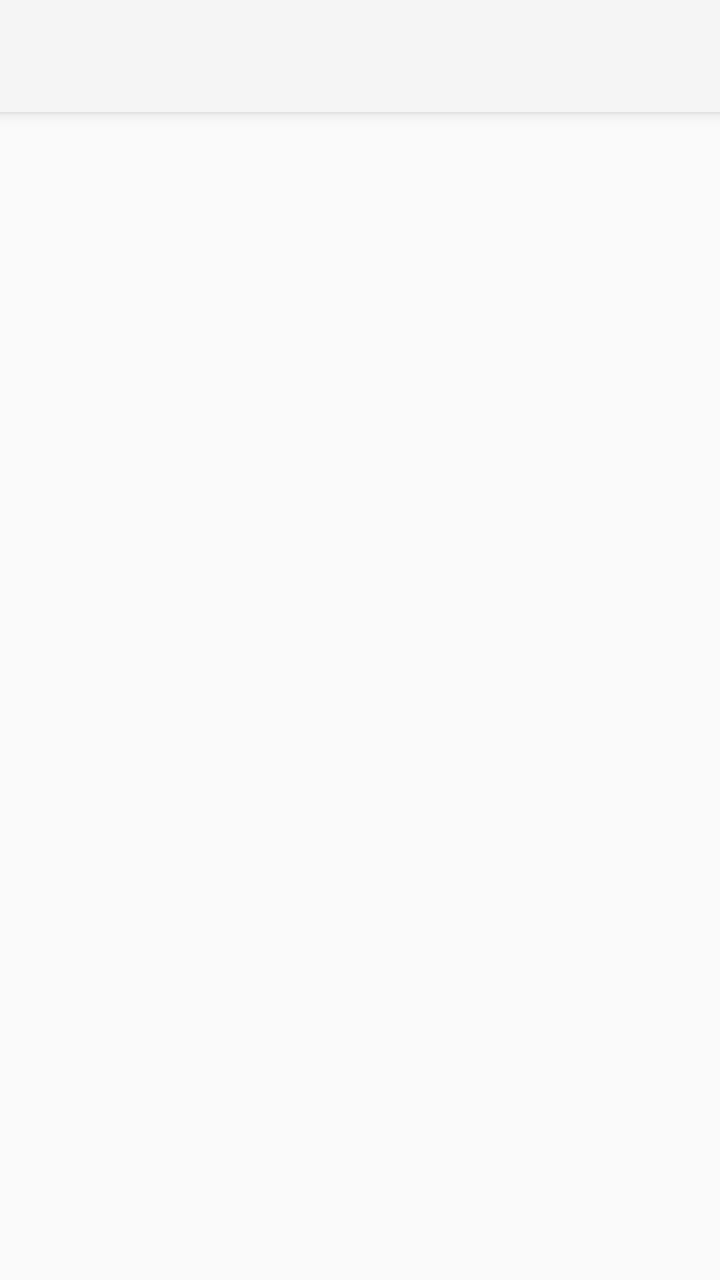
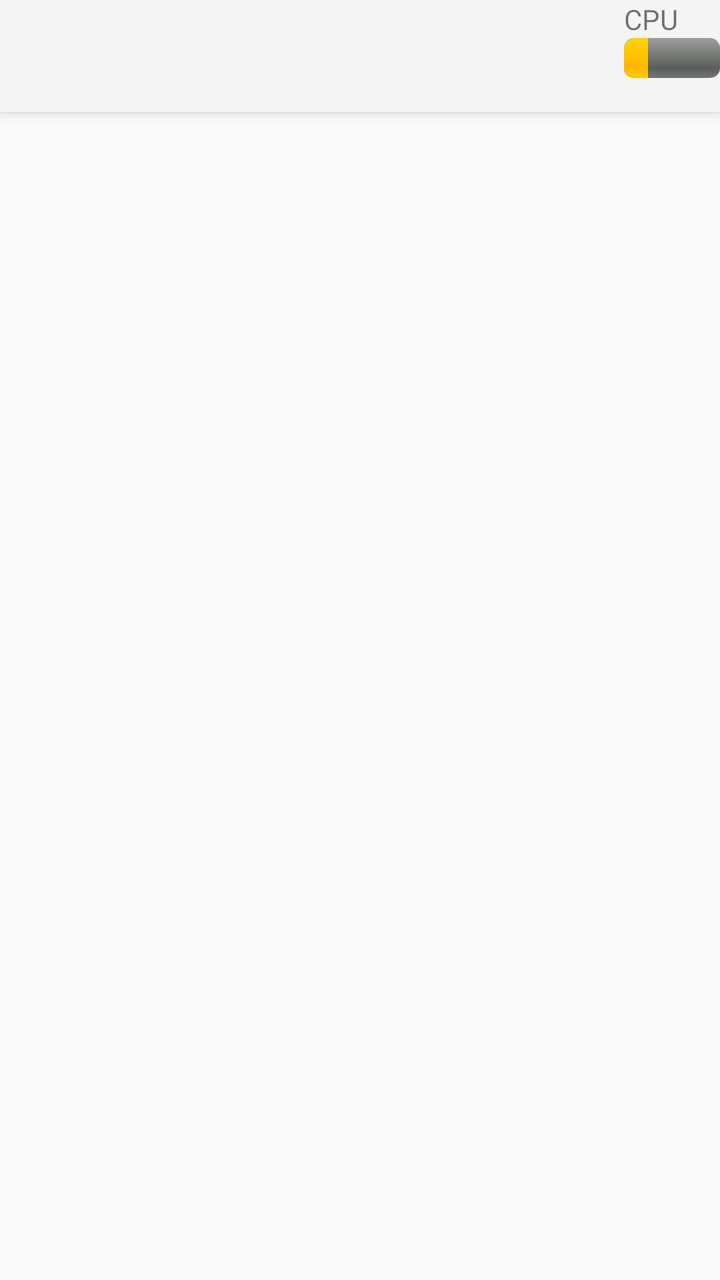

Two renders of the same Android screen: before a commit and after it. Below are the layout's source before the change and the commit's diff.
<!-- AndroidManifest.xml: application theme Theme.AppCompat.Light.NoActionBar -->
<!-- res/layout/main.xml -->
<?xml version="1.0" encoding="utf-8"?>
<LinearLayout 
    xmlns:android="http://schemas.android.com/apk/res/android"
    xmlns:app="http://schemas.android.com/apk/res-auto"
    android:id="@+id/patchview_layout"
    android:orientation="vertical"
    android:layout_width="fill_parent"
    android:layout_height="fill_parent"
    >
    <androidx.appcompat.widget.Toolbar
        android:id="@+id/my_toolbar"
        android:layout_width="match_parent"
        android:layout_height="?attr/actionBarSize"
        android:background="?attr/colorPrimary"
        android:elevation="4dp"
        android:theme="@style/ThemeOverlay.AppCompat.ActionBar"
        app:popupTheme="@style/ThemeOverlay.AppCompat.Light"
    />
    <LinearLayout
        android:id="@+id/patch_view"
        android:layout_width="fill_parent" 
        android:layout_height="wrap_content" 
    />
</LinearLayout>
<!-- resources referenced by this layout -->
<resources>

</resources>

<!-- the commit's change to res/layout/main.xml (unified diff, before → after) -->
@@ -15,7 +15,32 @@
         android:elevation="4dp"
         android:theme="@style/ThemeOverlay.AppCompat.ActionBar"
         app:popupTheme="@style/ThemeOverlay.AppCompat.Light"
-    />
+    >
+        <LinearLayout 
+            xmlns:android="http://schemas.android.com/apk/res/android"
+            xmlns:app="http://schemas.android.com/apk/res-auto"
+            android:orientation="vertical"
+            android:layout_width="wrap_content"
+            android:layout_height="fill_parent"
+            android:layout_gravity="right | center_vertical"
+            >
+                <TextView
+                    android:id="@+id/test"
+                    android:text="CPU"
+                    android:layout_width="wrap_content"
+                    android:layout_height="wrap_content"
+                    />
+                <ProgressBar
+                     android:id="@+id/cpu"
+                     style="@android:style/Widget.ProgressBar.Horizontal"
+                     android:layout_width="wrap_content"
+                     android:layout_height="wrap_content"
+                     android:progress="25"
+                     android:paddingBottom="3dp"
+
+                     />
+        </LinearLayout>
+    </androidx.appcompat.widget.Toolbar>
     <LinearLayout
         android:id="@+id/patch_view"
         android:layout_width="fill_parent" 
